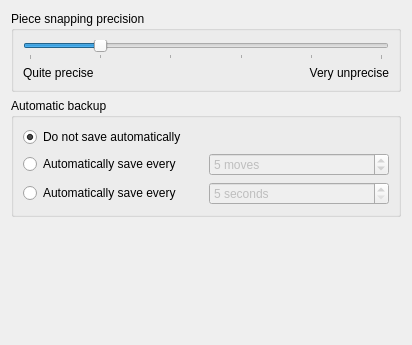
First picture: the form in game/settings_gameplay.ui, repository KDE/palapeli, before the edit.
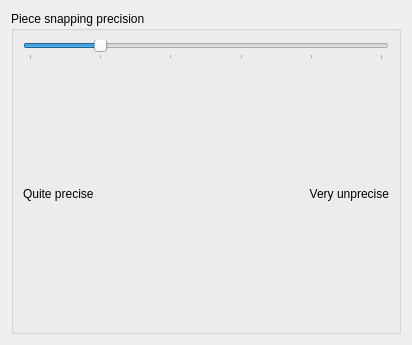
Second picture: the form after the edit. Custom widgets are drawn as their Qt base class.

Commit message: Remove the autosaver and state manager. These are to be replaced by some automatic persistence.

Patch:
```diff
--- a/game/settings_gameplay.ui
+++ b/game/settings_gameplay.ui
@@ -64,96 +64,6 @@
      </layout>
     </widget>
    </item>
-   <item>
-    <widget class="QGroupBox" name="autosaveBox" >
-     <property name="title" >
-      <string>Automatic backup</string>
-     </property>
-     <layout class="QGridLayout" name="autosaveLayout" >
-      <item row="0" column="0" colspan="2" >
-       <widget class="QRadioButton" name="radioAutosaveNone" >
-        <property name="text" >
-         <string>Do not save automatically</string>
-        </property>
-        <property name="checked" >
-         <bool>true</bool>
-        </property>
-       </widget>
-      </item>
-      <item row="1" column="0" >
-       <widget class="QRadioButton" name="radioAutosaveMove" >
-        <property name="text" >
-         <string>Automatically save every</string>
-        </property>
-        <property name="checked" >
-         <bool>false</bool>
-        </property>
-       </widget>
-      </item>
-      <item row="2" column="0" >
-       <widget class="QRadioButton" name="radioAutosaveTime" >
-        <property name="text" >
-         <string>Automatically save every</string>
-        </property>
-       </widget>
-      </item>
-      <item row="1" column="1" >
-       <widget class="KIntSpinBox" name="spinAutosaveMove" >
-        <property name="enabled" >
-         <bool>false</bool>
-        </property>
-        <property name="suffix" >
-         <string> moves</string>
-        </property>
-        <property name="minimum" >
-         <number>1</number>
-        </property>
-        <property name="maximum" >
-         <number>100</number>
-        </property>
-        <property name="value" >
-         <number>5</number>
-        </property>
-       </widget>
-      </item>
-      <item row="2" column="1" >
-       <widget class="KIntSpinBox" name="spinAutosaveTime" >
-        <property name="enabled" >
-         <bool>false</bool>
-        </property>
-        <property name="suffix" >
-         <string> seconds</string>
-        </property>
-        <property name="minimum" >
-         <number>5</number>
-        </property>
-        <property name="maximum" >
-         <number>120</number>
-        </property>
-        <property name="value" >
-         <number>2</number>
-        </property>
-        <property name="base" >
-         <number>10</number>
-        </property>
-       </widget>
-      </item>
-     </layout>
-    </widget>
-   </item>
-   <item>
-    <spacer name="verticalSpacer" >
-     <property name="orientation" >
-      <enum>Qt::Vertical</enum>
-     </property>
-     <property name="sizeHint" stdset="0" >
-      <size>
-       <width>20</width>
-       <height>40</height>
-      </size>
-     </property>
-    </spacer>
-   </item>
   </layout>
  </widget>
  <customwidgets>
```
The commit also changes 8 other files.
